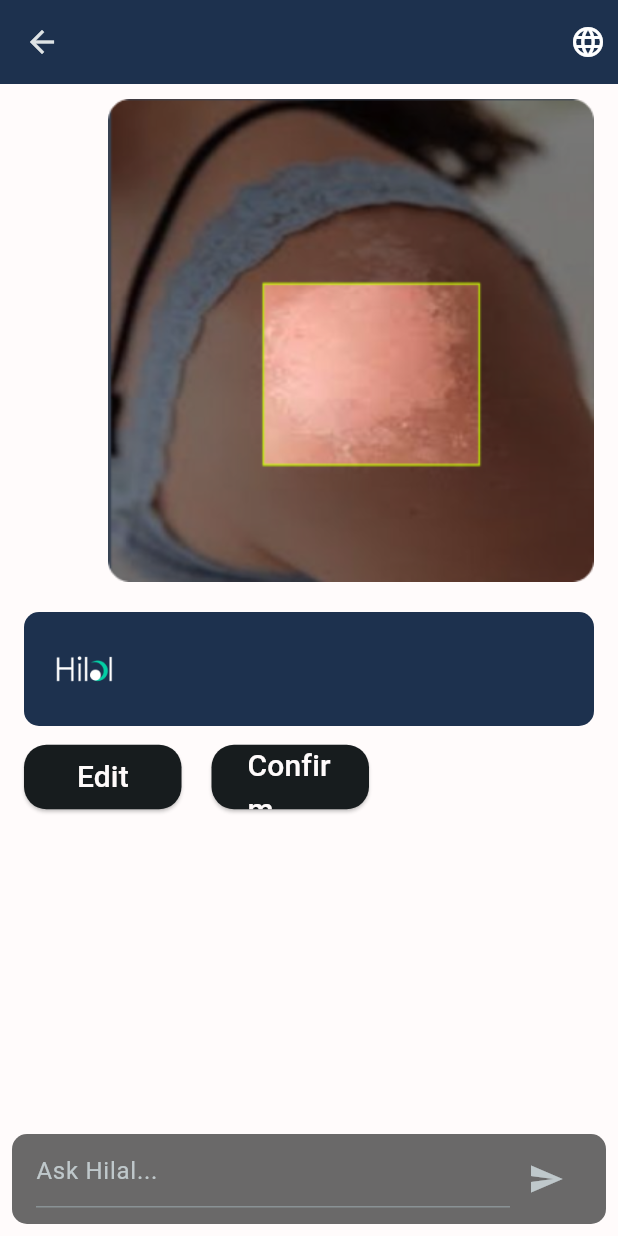
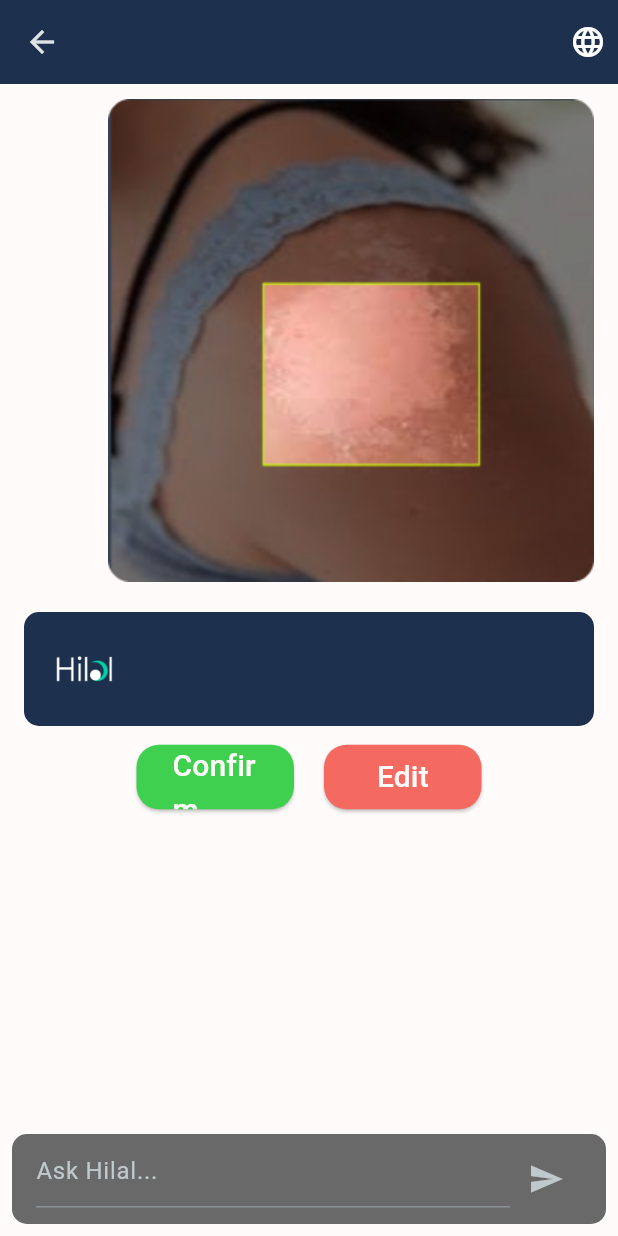
Before and after one commit to SaraElwatany/Hilal-A-Skin-Burn-Severity-Assessment-Mobile-Application-Deployed-Version, a Flutter app: the DocterModelChat screen opened directly, on a phone screen of 412 x 824 dp. Run offline on Flutter 3.47's test engine with Material 3 defaults, Android fonts, the phone set to English and light mode, and no system bars; our stand-ins replace image_cropper, image_picker, permission_handler; generated files the repository leaves out were written again.

Commit message:
Edit/Confirm Buttons

```diff
--- a/gp_app/lib/widgets/docter_model_widget.dart
+++ b/gp_app/lib/widgets/docter_model_widget.dart
@@ -70,15 +70,17 @@ class DoctorMessagesWidget extends StatelessWidget {
             Visibility(
               visible:!doctorMessage.receiver,
               child: Row(
+                mainAxisAlignment: MainAxisAlignment.center,
                 children: [
                   ElevatedButton(
                     onPressed: (){},
                       style: ElevatedButton.styleFrom(
                             shape: RoundedRectangleBorder(
                                 borderRadius: BorderRadius.circular(15)),
-                            fixedSize: const Size(105, 43)
+                            fixedSize: const Size(105, 43),
+                            backgroundColor: Color.fromARGB(255, 64, 208, 80)
                             ),
-                    child: Text(S.of(context).edit,
+                    child: Text(S.of(context).confirm,
                      style: const TextStyle(
                             fontSize: 20,
                             color: Color.fromARGB(255, 255, 251, 251),
@@ -91,8 +93,10 @@ class DoctorMessagesWidget extends StatelessWidget {
                             shape: RoundedRectangleBorder(
                                 borderRadius: BorderRadius.circular(15)),
                             fixedSize: const Size(105, 43),
+                            backgroundColor: Color.fromARGB(255, 245, 106, 96)
+
                             ),
-                    child: Text(S.of(context).confirm,
+                    child: Text(S.of(context).edit,
                      style: const TextStyle(
                             fontSize: 20,
                             color: Color.fromARGB(255, 255, 251, 251),
```
Also changed, not shown: gp_app/pubspec.lock.
